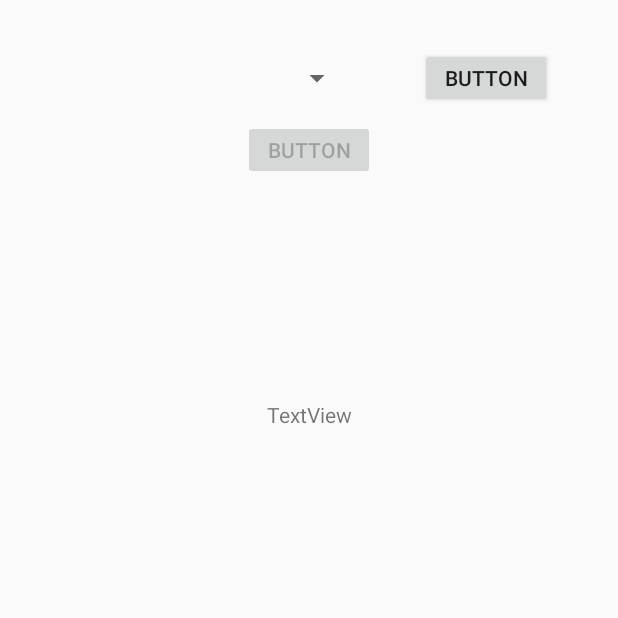
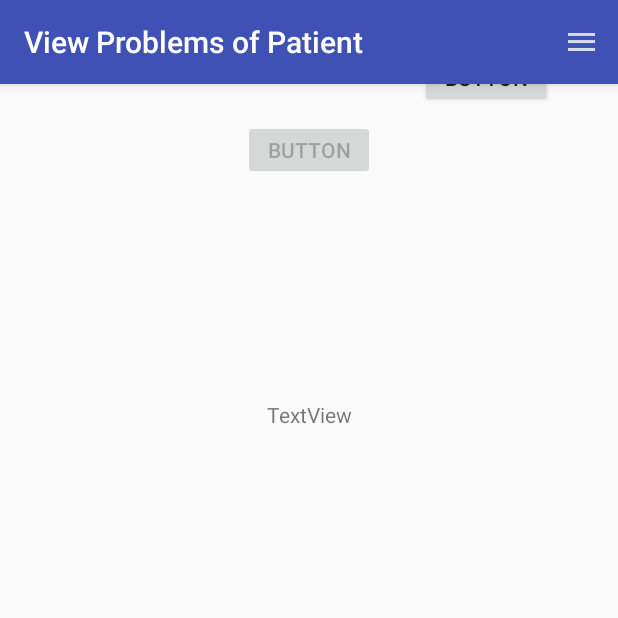
Before and after one commit to CMPUT301F18T23/Symptomatic, an Android app: the CViewProblems screen opened directly, with no data from a screen before it, on a phone screen of 412 x 824 dp, the top half of it. Run offline under Robolectric (Android 15) with nearby library versions, the light colour scheme and no system bars; 3 statements that could not run were skipped.

Commit message:
toolbars

```diff
--- a/SymptomaticApp/app/src/main/java/ca/ualberta/symptomaticapp/CViewProblems.java
+++ b/SymptomaticApp/app/src/main/java/ca/ualberta/symptomaticapp/CViewProblems.java
@@ -6,8 +6,13 @@ problems associated with that patient. The caregiver can also view that patients
 
 package ca.ualberta.symptomaticapp;
 
+import android.content.Intent;
 import android.support.v7.app.AppCompatActivity;
 import android.os.Bundle;
+import android.support.v7.widget.Toolbar;
+import android.view.Menu;
+import android.view.MenuInflater;
+import android.view.MenuItem;
 import android.view.View;
 import android.widget.ArrayAdapter;
 import android.widget.Button;
@@ -24,6 +29,12 @@ public class CViewProblems extends AppCompatActivity {
     protected void onCreate(Bundle savedInstanceState) {
         super.onCreate(savedInstanceState);
         setContentView(R.layout.activity_cview_problems);
+
+        Toolbar toolbar = findViewById(R.id.cviewProblems_toolbar);
+        setSupportActionBar(toolbar);
+        getSupportActionBar().setTitle("View Problems of Patient");
+
+
         TextView numproblems = (TextView) findViewById(R.id.tv_ProbNum); //need to change this text when view button pressed
         final Spinner patient = (Spinner) findViewById(R.id.sp_Patients); //need to get selections
         Button viewproblems = (Button) findViewById(R.id.btn_View);
@@ -52,4 +63,23 @@ public class CViewProblems extends AppCompatActivity {
             }
         });
     }
+
+    @Override
+    public boolean onCreateOptionsMenu(Menu menu) {
+        MenuInflater inflater = getMenuInflater();
+        inflater.inflate(R.menu.view_patients_menu, menu);
+        return true;
+    }
+    public void viewHome(MenuItem menu) {
+        Intent intent = new Intent(CViewProblems.this, MainActivity.class);
+        startActivity(intent);
+    }
+    public void viewViewRecords(MenuItem menu) {
+        Intent intent = new Intent(CViewProblems.this, CViewRecords.class);
+        startActivity(intent);
+    }public void viewViewPatients(MenuItem menu) {
+        Intent intent = new Intent(CViewProblems.this, ViewPatients.class);
+        startActivity(intent);
+    }
+
 }
--- a/SymptomaticApp/app/src/main/res/layout/activity_add_problem.xml
+++ b/SymptomaticApp/app/src/main/res/layout/activity_add_problem.xml
@@ -9,8 +9,8 @@
     <android.support.v7.widget.Toolbar
         android:id="@+id/addProblem_toolbar"
         android:layout_width="match_parent"
-        android:layout_height="?attr/actionBarSize"
-        android:background="?attr/colorPrimary"
+        android:layout_height="?android:attr/actionBarSize"
+        android:background="?android:attr/colorPrimary"
         android:elevation="4dp"
         android:theme="@style/AppTheme"
         app:popupTheme="@style/ThemeOverlay.AppCompat.Light"
--- a/SymptomaticApp/app/src/main/res/layout/activity_cview_problems.xml
+++ b/SymptomaticApp/app/src/main/res/layout/activity_cview_problems.xml
@@ -5,6 +5,16 @@
     android:layout_width="match_parent"
     android:layout_height="match_parent"
     tools:context=".CViewProblems">
+
+    <android.support.v7.widget.Toolbar
+        android:id="@+id/cviewProblems_toolbar"
+        android:layout_width="match_parent"
+        android:layout_height="?android:attr/actionBarSize"
+        android:background="@color/colorPrimary"
+        android:elevation="4dp"
+        android:theme="@style/AppTheme"
+        app:popupTheme="@style/ThemeOverlay.AppCompat.Light"
+        app:titleTextColor="@android:color/background_light" />
 
     <Spinner
         android:id="@+id/sp_Patients"
--- /dev/null
+++ b/SymptomaticApp/app/src/main/res/menu/view_patients_menu.xml
@@ -0,0 +1,21 @@
+<?xml version="1.0" encoding="utf-8"?>
+<menu xmlns:android="http://schemas.android.com/apk/res/android"
+    xmlns:app="http://schemas.android.com/apk/res-auto">
+    <item
+        android:id="@+id/homeMenuItem"
+        android:title="new"
+        android:orderInCategory="101"
+        android:icon="@drawable/menu_image"
+        app:showAsAction="always">
+
+        <menu>
+
+            <item android:id="@+id/action_home"
+                android:title="@string/home"
+                android:onClick="viewHome"/>
+
+        </menu>
+
+    </item>
+
+</menu>
--- a/SymptomaticApp/app/src/main/res/values/strings.xml
+++ b/SymptomaticApp/app/src/main/res/values/strings.xml
@@ -60,6 +60,7 @@
     <string name="enter_username2">Enter Username</string>
     <string name="username">Username</string>
     <string name="login">Login</string>
+    <string name="view_patients">View Patients</string>
 
 
 </resources>
```
Also changed, not shown: SymptomaticApp/app/src/main/java/ca/ualberta/symptomaticapp/ViewPatients.java (+21 -0 lines), SymptomaticApp/app/src/main/res/layout/activity_view_patients.xml (+11 -0 lines), SymptomaticApp/app/src/main/res/menu/cview_problems_menu.xml (added, +30 -0 lines).
